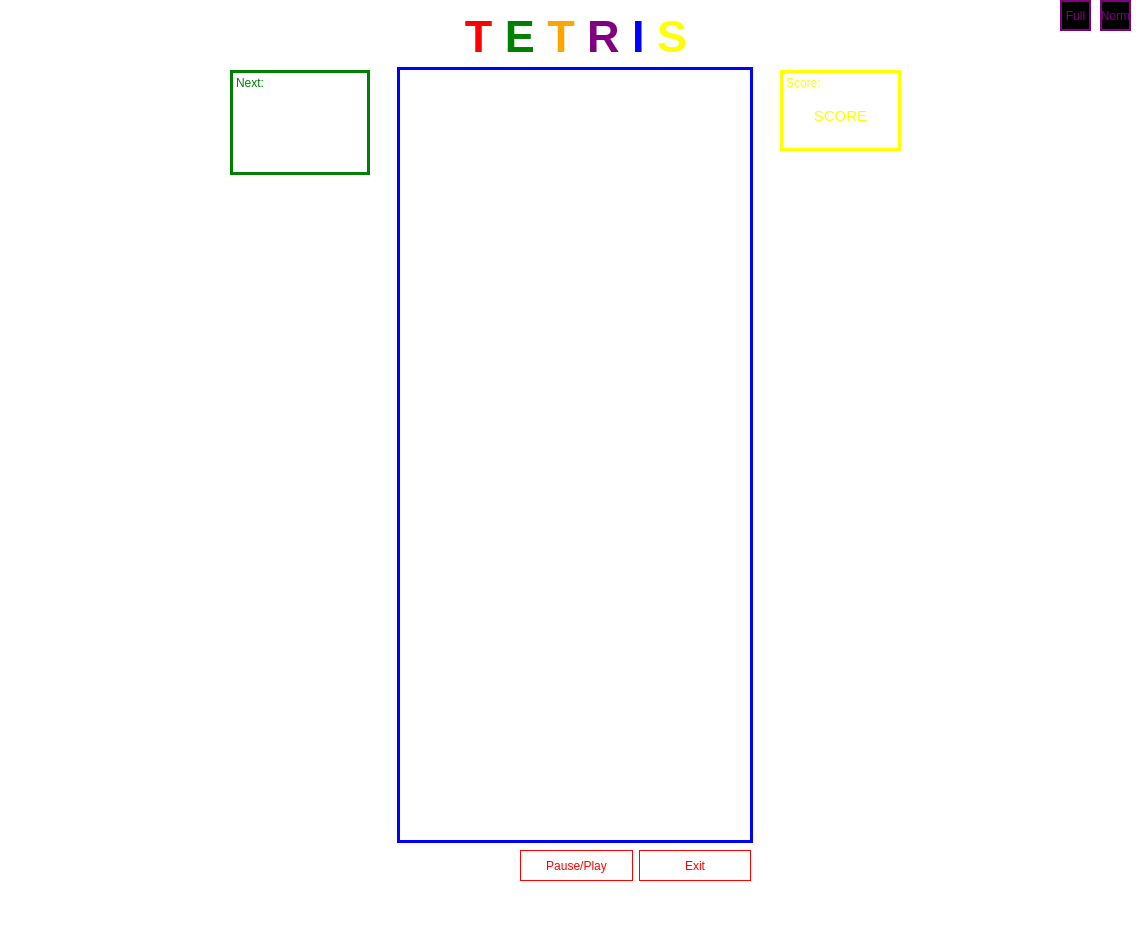
Before: the Qt Designer form mainwindow2.ui in FelixWeichselgartner/Tetris, drawn with Qt 5.
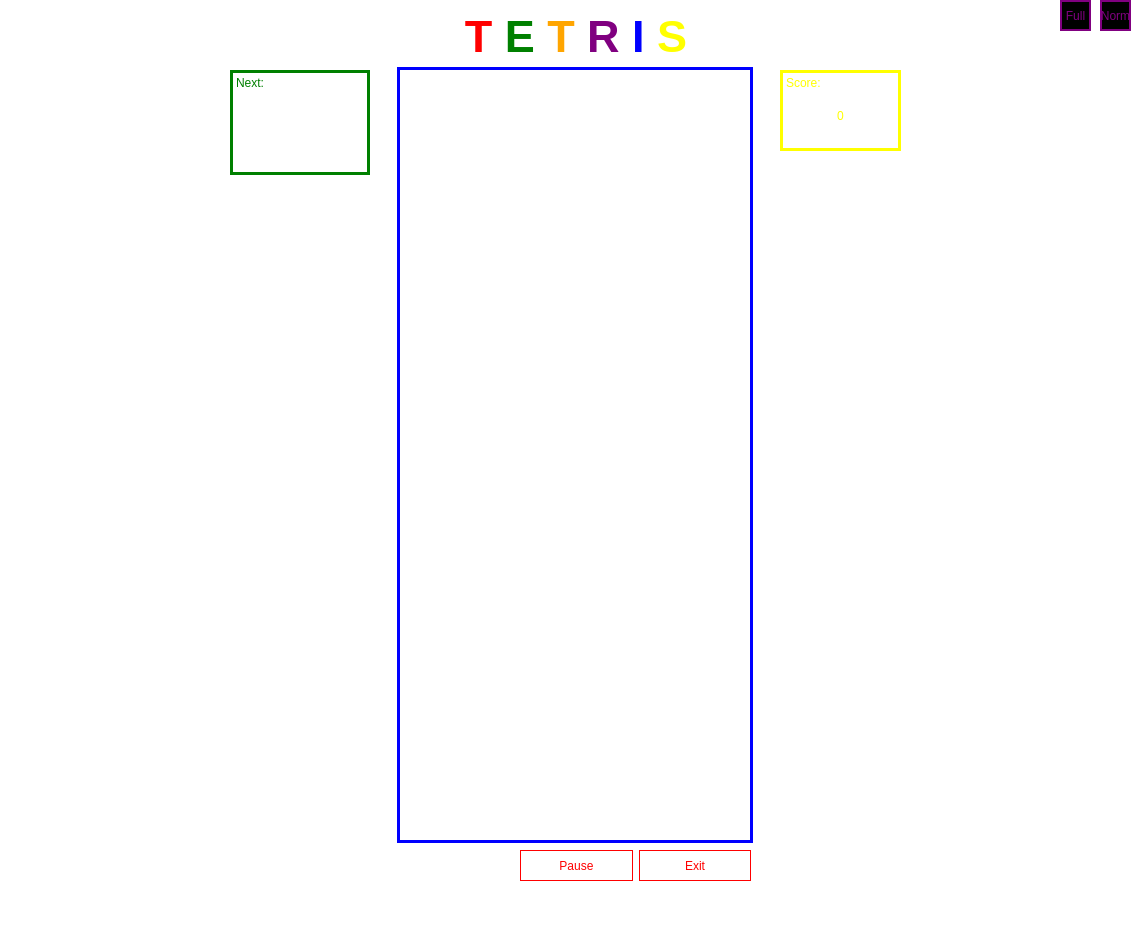
After: the same form once the commit is applied.

Commit message: Verbesserung der Pause Buttons und Score Anzeige

The edit to the form file:
```diff
--- a/mainwindow2.ui
+++ b/mainwindow2.ui
@@ -129,13 +129,13 @@
     </property>
     <property name="styleSheet">
      <string notr="true">background-color: rgba(0, 0, 0, 0);
-
+font: 75 25pt &quot;Arial&quot;;
 color: yellow;
-font-size: 15px;
+
  </string>
     </property>
     <property name="text">
-     <string>SCORE</string>
+     <string>0</string>
     </property>
     <property name="alignment">
      <set>Qt::AlignCenter</set>
@@ -169,7 +169,7 @@
 border-color: red;</string>
        </property>
        <property name="text">
-        <string>Pause/Play</string>
+        <string>Pause</string>
        </property>
        <property name="autoDefault">
         <bool>false</bool>
```
The commit also changes 3 other files.
